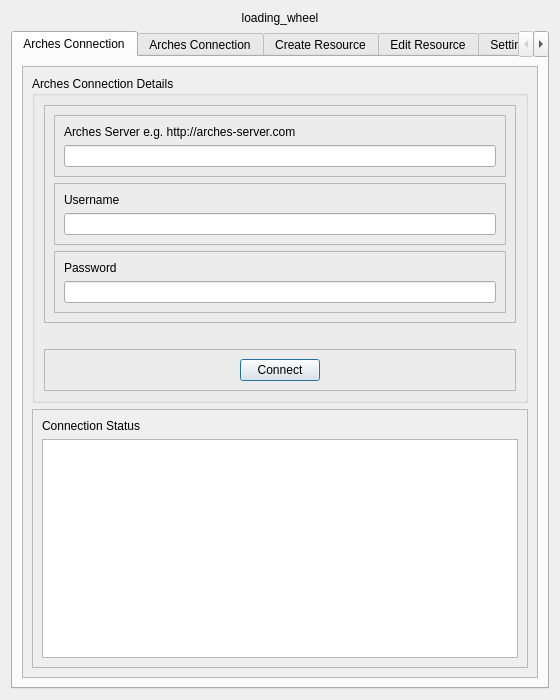
archesproject/arches-qgis, file arches_project/ui/arches_project_dialog_base.ui: the form before one commit.
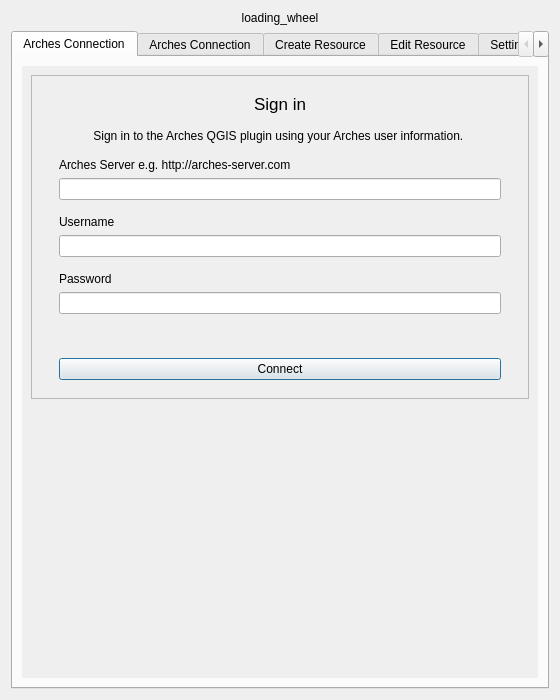
The form after the commit. Icons and pictures are not drawn.

Commit message: Connection UI improvements, renaming variables

What changed in the file:
```diff
--- a/arches_project/ui/arches_project_dialog_base.ui
+++ b/arches_project/ui/arches_project_dialog_base.ui
@@ -71,6 +71,9 @@
          <property name="enabled">
           <bool>true</bool>
          </property>
+         <property name="frameShape">
+          <enum>QFrame::NoFrame</enum>
+         </property>
          <property name="widgetResizable">
           <bool>true</bool>
          </property>
@@ -79,46 +82,106 @@
            <rect>
             <x>0</x>
             <y>0</y>
-            <width>518</width>
-            <height>610</height>
+            <width>520</width>
+            <height>612</height>
            </rect>
           </property>
           <layout class="QVBoxLayout" name="verticalLayout_3">
            <item>
-            <widget class="QGroupBox" name="groupBox">
-             <property name="font">
-              <font>
-               <bold>false</bold>
-              </font>
-             </property>
-             <property name="title">
-              <string>Arches Connection Details</string>
-             </property>
-             <property name="flat">
-              <bool>false</bool>
-             </property>
-             <property name="checkable">
-              <bool>false</bool>
-             </property>
-             <layout class="QVBoxLayout" name="verticalLayout_4">
-              <item>
                <widget class="QFrame" name="frame">
+             <property name="sizePolicy">
+              <sizepolicy hsizetype="Preferred" vsizetype="Preferred">
+               <horstretch>0</horstretch>
+               <verstretch>0</verstretch>
+              </sizepolicy>
+             </property>
                 <property name="frameShape">
                  <enum>QFrame::StyledPanel</enum>
                 </property>
                 <property name="frameShadow">
                  <enum>QFrame::Raised</enum>
                 </property>
-                <layout class="QVBoxLayout" name="verticalLayout_5">
+             <layout class="QVBoxLayout" name="verticalLayout_39">
+              <property name="leftMargin">
+               <number>18</number>
+              </property>
+              <property name="rightMargin">
+               <number>18</number>
+              </property>
                  <item>
                   <widget class="QFrame" name="frame_4">
                    <property name="frameShape">
-                    <enum>QFrame::StyledPanel</enum>
+                 <enum>QFrame::NoFrame</enum>
+                </property>
+                <property name="frameShadow">
+                 <enum>QFrame::Raised</enum>
+                </property>
+                <layout class="QVBoxLayout" name="verticalLayout_4">
+                 <item>
+                  <widget class="QLabel" name="signInLabel">
+                   <property name="font">
+                    <font>
+                     <pointsize>13</pointsize>
+                     <bold>false</bold>
+                    </font>
+                   </property>
+                   <property name="text">
+                    <string>Sign in</string>
+                   </property>
+                   <property name="alignment">
+                    <set>Qt::AlignCenter</set>
+                   </property>
+                  </widget>
+                 </item>
+                </layout>
+               </widget>
+              </item>
+              <item>
+               <widget class="QFrame" name="signInDescriptionFrame">
+                <property name="frameShape">
+                 <enum>QFrame::NoFrame</enum>
+                </property>
+                <property name="frameShadow">
+                 <enum>QFrame::Raised</enum>
+                </property>
+                <layout class="QVBoxLayout" name="verticalLayout_41">
+                 <property name="topMargin">
+                  <number>0</number>
+                 </property>
+                 <item>
+                  <widget class="QLabel" name="signInDescriptionLabel">
+                   <property name="font">
+                    <font>
+                     <pointsize>9</pointsize>
+                     <bold>false</bold>
+                    </font>
+                   </property>
+                   <property name="text">
+                    <string>Sign in to the Arches QGIS plugin using your Arches user information. </string>
+                   </property>
+                   <property name="alignment">
+                    <set>Qt::AlignCenter</set>
+                   </property>
+                   <property name="wordWrap">
+                    <bool>true</bool>
+                   </property>
+                  </widget>
+                 </item>
+                </layout>
+               </widget>
+              </item>
+              <item>
+               <widget class="QFrame" name="archesServerFrame">
+                <property name="frameShape">
+                 <enum>QFrame::NoFrame</enum>
                    </property>
                    <property name="frameShadow">
                     <enum>QFrame::Raised</enum>
                    </property>
                    <layout class="QVBoxLayout" name="verticalLayout_6">
+                 <property name="topMargin">
+                  <number>0</number>
+                 </property>
                     <item>
                      <widget class="QLabel" name="label">
                       <property name="text">
@@ -135,12 +198,15 @@
                  <item>
                   <widget class="QFrame" name="frame_3">
                    <property name="frameShape">
-                    <enum>QFrame::StyledPanel</enum>
+                 <enum>QFrame::NoFrame</enum>
                    </property>
                    <property name="frameShadow">
                     <enum>QFrame::Raised</enum>
                    </property>
                    <layout class="QVBoxLayout" name="verticalLayout_7">
+                 <property name="topMargin">
+                  <number>0</number>
+                 </property>
                     <item>
                      <widget class="QLabel" name="label_2">
                       <property name="text">
@@ -157,12 +223,15 @@
                  <item>
                   <widget class="QFrame" name="frame_5">
                    <property name="frameShape">
-                    <enum>QFrame::StyledPanel</enum>
+                 <enum>QFrame::NoFrame</enum>
                    </property>
                    <property name="frameShadow">
                     <enum>QFrame::Raised</enum>
                    </property>
                    <layout class="QVBoxLayout" name="verticalLayout_8">
+                 <property name="topMargin">
+                  <number>0</number>
+                 </property>
                     <item>
                      <widget class="QLabel" name="label_3">
                       <property name="text">
@@ -186,33 +255,17 @@
                    </layout>
                   </widget>
                  </item>
-                </layout>
-               </widget>
-              </item>
               <item>
-               <spacer name="horizontalSpacer">
-                <property name="orientation">
-                 <enum>Qt::Horizontal</enum>
-                </property>
-                <property name="sizeHint" stdset="0">
-                 <size>
-                  <width>40</width>
-                  <height>20</height>
-                 </size>
-                </property>
-               </spacer>
-              </item>
-              <item>
-               <widget class="QFrame" name="connectionButtons">
+               <widget class="QFrame" name="btnConnectFrame">
                 <property name="frameShape">
-                 <enum>QFrame::StyledPanel</enum>
+                 <enum>QFrame::NoFrame</enum>
                 </property>
                 <property name="frameShadow">
                  <enum>QFrame::Raised</enum>
                 </property>
-                <layout class="QHBoxLayout" name="horizontalLayout">
+                <layout class="QVBoxLayout" name="verticalLayout_40">
                  <item>
-                  <spacer name="horizontalSpacer_3">
+                  <spacer name="btnConnectSpacer">
                    <property name="orientation">
                     <enum>Qt::Horizontal</enum>
                    </property>
@@ -225,64 +278,30 @@
                   </spacer>
                  </item>
                  <item>
-                  <widget class="QPushButton" name="btnSave">
+                  <widget class="QPushButton" name="btnConnect">
                    <property name="text">
                     <string>Connect</string>
                    </property>
                   </widget>
                  </item>
+                </layout>
+               </widget>
+              </item>
+             </layout>
+            </widget>
+           </item>
                  <item>
-                  <spacer name="horizontalSpacer_4">
+            <spacer name="verticalSpacer_7">
                    <property name="orientation">
-                    <enum>Qt::Horizontal</enum>
+              <enum>Qt::Vertical</enum>
                    </property>
                    <property name="sizeHint" stdset="0">
                     <size>
-                     <width>40</width>
-                     <height>20</height>
+               <width>20</width>
+               <height>40</height>
                     </size>
                    </property>
                   </spacer>
-                 </item>
-                </layout>
-               </widget>
-              </item>
-             </layout>
-            </widget>
-           </item>
-           <item>
-            <widget class="QFrame" name="frame_2">
-             <property name="frameShape">
-              <enum>QFrame::StyledPanel</enum>
-             </property>
-             <property name="frameShadow">
-              <enum>QFrame::Raised</enum>
-             </property>
-             <layout class="QVBoxLayout" name="verticalLayout_9">
-              <item>
-               <widget class="QLabel" name="label_4">
-                <property name="font">
-                 <font>
-                  <bold>false</bold>
-                 </font>
-                </property>
-                <property name="text">
-                 <string>Connection Status</string>
-                </property>
-               </widget>
-              </item>
-              <item>
-               <widget class="QTextEdit" name="connection_status">
-                <property name="enabled">
-                 <bool>true</bool>
-                </property>
-                <property name="readOnly">
-                 <bool>true</bool>
-                </property>
-               </widget>
-              </item>
-             </layout>
-            </widget>
            </item>
           </layout>
          </widget>
```
Left out of the diff: 18 changed lines with no effect on the pictures. Lines whose indentation alone changed are shown as unchanged. The commit also changes 5 other files.
